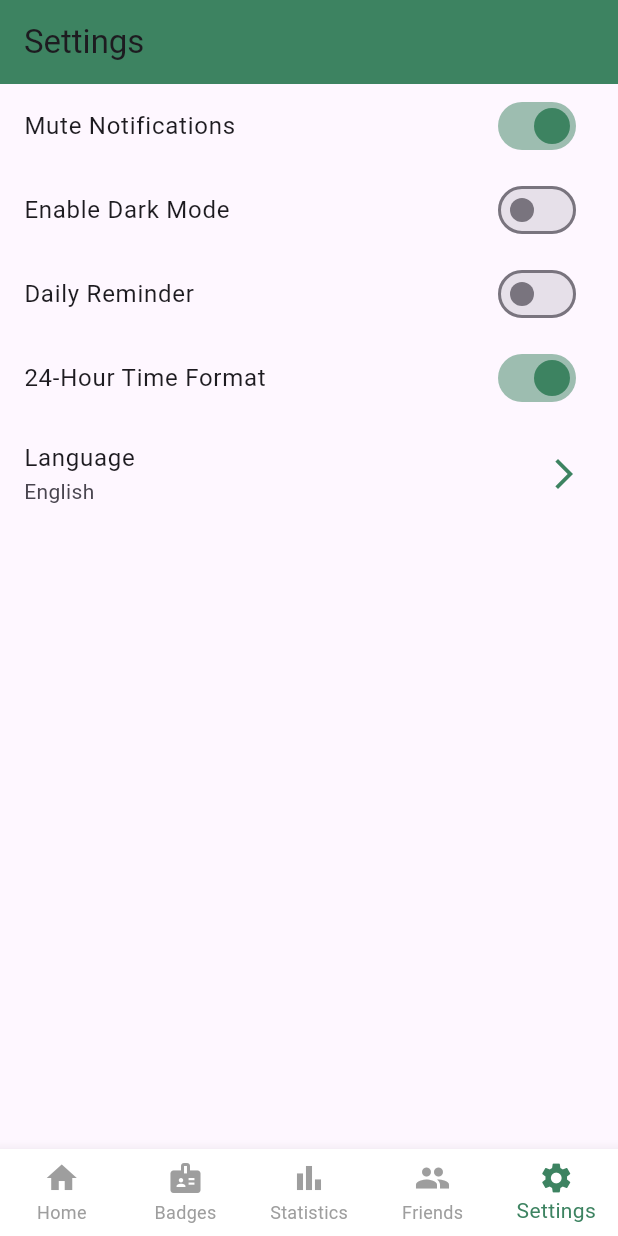
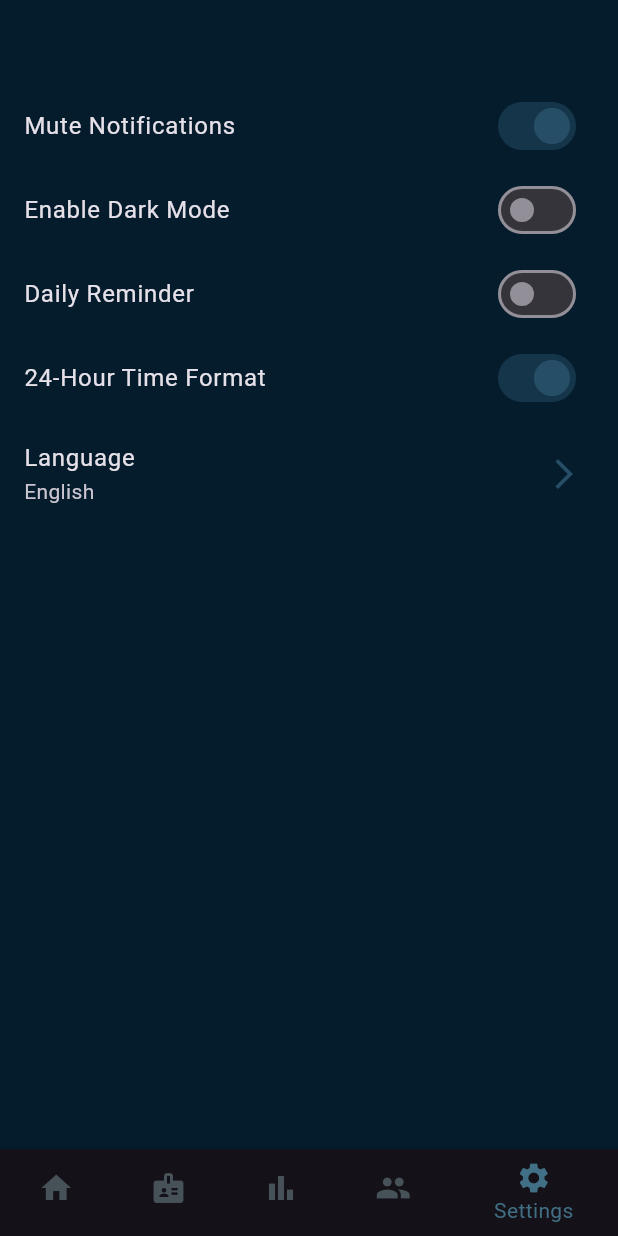
Before and after one commit to susiecamazotz/focusbuddy, a Flutter app: the NavigationScreen screen opened directly, item 5 of the bottom bar chosen, after a tap on "Mute Notifications", on a phone screen of 412 x 824 dp. Run offline on Flutter 3.47's test engine with Material 3 defaults, Android fonts, the phone set to English and light mode, and no system bars; our stand-ins replace vibration; missing offline and left inert: flutter_analog_clock.

```diff
--- a/lib/navigation.dart
+++ b/lib/navigation.dart
@@ -1,4 +1,6 @@
 import 'package:flutter/material.dart';
+
+import '../theme.dart';
 import 'screens/home_screen.dart';
 import 'screens/badge_screen.dart';
 import 'screens/statistics_screen.dart';
@@ -17,7 +19,7 @@ class _NavigationScreenState extends State<NavigationScreen> {
   int _selectedIndex = 0;
   bool _isTimerRunning = false;
 
-  static const Color cozyGreen = Color(0xFF3D8361); // cozy green color
+  static const Color cozyGreen = Color(0xFF3D8361);
 
   List<Widget> _widgetOptions() {
     return <Widget>[
@@ -66,12 +68,12 @@ class _NavigationScreenState extends State<NavigationScreen> {
                 _buildNavItem(Icons.settings, 'Settings'),
               ],
               currentIndex: _selectedIndex,
-              selectedItemColor: cozyGreen,
-              unselectedItemColor: Colors.grey,
               onTap: _onItemTapped,
-              type: BottomNavigationBarType.fixed,
-              backgroundColor: Colors.white,
-              showUnselectedLabels: true,
+              selectedItemColor:
+                  Theme.of(context).bottomNavigationBarTheme.selectedItemColor,
+              unselectedItemColor: Theme.of(context)
+                  .bottomNavigationBarTheme
+                  .unselectedItemColor,
             ),
     );
   }
--- a/lib/screens/home_screen.dart
+++ b/lib/screens/home_screen.dart
@@ -1,11 +1,10 @@
 import 'package:flutter/material.dart';
+import 'package:flutter_analog_clock/flutter_analog_clock.dart';
 import 'dart:async';
-import 'package:sleek_circular_slider/sleek_circular_slider.dart';
 import 'package:vibration/vibration.dart';
 
-const int minTime = 10;
-const int maxTime = 120;
-const cozyGreen = Color(0xFF3D8361); // Define the cozy green color
+const int timerDuration = 25;
+const cozyGreen = Color(0xFF3D8361);
 
 class HomeScreen extends StatefulWidget {
   final Function(bool)? onTimerToggle;
@@ -17,7 +16,8 @@ class HomeScreen extends StatefulWidget {
 }
 
 class _HomeScreenState extends State<HomeScreen> {
-  final ValueNotifier<int> _timeNotifier = ValueNotifier<int>(minTime * 60);
+  final ValueNotifier<int> _timeNotifier =
+      ValueNotifier<int>(timerDuration * 60);
   Timer? _timer;
 
   @override
@@ -43,7 +43,7 @@ class _HomeScreenState extends State<HomeScreen> {
 
   void cancelTimer() {
     _timer?.cancel();
-    _timeNotifier.value = minTime * 60;
+    _timeNotifier.value = timerDuration * 60;
     widget.onTimerToggle?.call(false);
   }
 
@@ -51,15 +51,27 @@ class _HomeScreenState extends State<HomeScreen> {
   Widget build(BuildContext context) {
     return Scaffold(
       appBar: AppBar(
-        title: const Text('Focus Buddy'),
-        backgroundColor: cozyGreen,
+        backgroundColor: Colors.transparent,
         leading: _timer?.isActive ?? false ? Container() : null,
       ),
       body: Center(
         child: Column(
           mainAxisAlignment: MainAxisAlignment.center,
-          children: <Widget>[
-            const CircularSlider(),
+          children: [
+            _timer?.isActive ?? false
+                ? SizedBox(
+                    height: 275,
+                    child: AnalogClock(
+                        dateTime: DateTime.now(),
+                        hourHandColor: Colors.white,
+                        minuteHandColor: Colors.white,
+                        secondHandColor: Colors.white,
+                        dialBorderColor: Colors.transparent,
+                        dialColor: Colors.transparent,
+                        hourNumberColor: Colors.white,
+                        markingColor: Colors.white,
+                        centerPointColor: Colors.white))
+                : const CatImage(),
             TimerText(timeNotifier: _timeNotifier),
           ],
         ),
@@ -74,80 +86,21 @@ class _HomeScreenState extends State<HomeScreen> {
   }
 }
 
-class CircularSlider extends StatefulWidget {
-  const CircularSlider({super.key});
-
-  @override
-  State<CircularSlider> createState() => _CircularSliderState();
-}
-
-class _CircularSliderState extends State<CircularSlider> {
-  double _currentSliderValue = minTime.toDouble();
+class CatImage extends StatelessWidget {
+  const CatImage({super.key});
 
   @override
   Widget build(BuildContext context) {
-    double sliderSize = MediaQuery.of(context).size.width * 0.8;
-    return Stack(
-      alignment: Alignment.center,
-      children: <Widget>[
-        SleekCircularSlider(
-          appearance: CircularSliderAppearance(
-            size: sliderSize,
-            angleRange: 360,
-            startAngle: 90,
-            customWidths: CustomSliderWidths(
-              trackWidth: 4,
-              progressBarWidth: 15,
-              handlerSize: 8,
-            ),
-            customColors: CustomSliderColors(
-              trackColor: Colors.grey[300],
-              progressBarColor: cozyGreen,
-              dotColor: cozyGreen,
-            ),
-            infoProperties: InfoProperties(
-              mainLabelStyle: const TextStyle(
-                fontSize: 20,
-                color: Colors.transparent,
-              ),
-            ),
+    return Padding(
+        padding: const EdgeInsets.all(20),
+        child: SizedBox(
+          height: 250,
+          child: Image.asset(
+            'assets/pets/cat_icon.png',
+            fit: BoxFit.contain,
+            color: Colors.white,
           ),
-          initialValue: _currentSliderValue,
-          min: minTime.toDouble(),
-          max: maxTime.toDouble(),
-          onChangeEnd: (double value) {
-            setState(() {
-              _currentSliderValue = (value ~/ 5) * 5;
-              context
-                  .findAncestorStateOfType<_HomeScreenState>()
-                  ?._timeNotifier
-                  .value = _currentSliderValue.toInt() * 60;
-            });
-          },
-        ),
-        CatImage(sliderSize: sliderSize),
-      ],
-    );
-  }
-}
-
-class CatImage extends StatelessWidget {
-  final double sliderSize;
-
-  const CatImage({super.key, required this.sliderSize});
-
-  @override
-  Widget build(BuildContext context) {
-    // This is where you would add your cat image asset
-    return Container(
-      width: sliderSize / 2,
-      height: sliderSize / 2,
-      padding: const EdgeInsets.all(20),
-      child: Image.asset(
-        'assets/pets/cat_icon.png',
-        fit: BoxFit.contain,
-      ),
-    );
+        ));
   }
 }
 
--- a/lib/screens/settings_screen.dart
+++ b/lib/screens/settings_screen.dart
@@ -1,5 +1,4 @@
 import 'package:flutter/material.dart';
-//import 'package:flutter_local_notifications/flutter_local_notifications.dart';
 
 class SettingsScreen extends StatefulWidget {
   const SettingsScreen({super.key});
@@ -9,21 +8,19 @@ class SettingsScreen extends StatefulWidget {
 }
 
 class _SettingsScreenState extends State<SettingsScreen> {
-  static const cozyGreen = Color(0xFF3D8361); // Define the cozy green color
   bool _muteNotifications = false;
   bool _darkMode = false;
   bool _dailyReminder = false;
   bool _is24HourFormat = true;
   String _language = 'English';
 
-  // Add your initialization of local notifications here, if needed
-
   @override
   Widget build(BuildContext context) {
+    final theme = Theme.of(context);
+
     return Scaffold(
       appBar: AppBar(
-        title: const Text('Settings'),
-        backgroundColor: cozyGreen,
+        backgroundColor: theme.appBarTheme.backgroundColor,
       ),
       body: ListView(
         children: [
@@ -33,10 +30,10 @@ class _SettingsScreenState extends State<SettingsScreen> {
             onChanged: (bool value) {
               setState(() {
                 _muteNotifications = value;
+                // Implement your notification muting logic here
               });
-              // Implement your notification muting logic here
             },
-            activeColor: cozyGreen,
+            activeColor: theme.primaryColor,
           ),
           SwitchListTile(
             title: const Text('Enable Dark Mode'),
@@ -44,10 +41,10 @@ class _SettingsScreenState extends State<SettingsScreen> {
             onChanged: (bool value) {
               setState(() {
                 _darkMode = value;
+                // Implement your dark mode switching logic here
               });
-              // Implement your dark mode switching logic here
             },
-            activeColor: cozyGreen,
+            activeColor: theme.primaryColor,
           ),
           SwitchListTile(
             title: const Text('Daily Reminder'),
@@ -55,10 +52,10 @@ class _SettingsScreenState extends State<SettingsScreen> {
             onChanged: (bool value) {
               setState(() {
                 _dailyReminder = value;
+                // Implement your daily reminder setting logic here
               });
-              // Implement your daily reminder setting logic here
             },
-            activeColor: cozyGreen,
+            activeColor: theme.primaryColor,
           ),
           SwitchListTile(
             title: const Text('24-Hour Time Format'),
@@ -66,18 +63,18 @@ class _SettingsScreenState extends State<SettingsScreen> {
             onChanged: (bool value) {
               setState(() {
                 _is24HourFormat = value;
+                // Implement your time format change logic here
               });
-              // Implement your time format change logic here
             },
-            activeColor: cozyGreen,
+            activeColor: theme.primaryColor,
           ),
           ListTile(
             title: const Text('Language'),
             subtitle: Text(_language),
             onTap: () => _showLanguagePicker(context),
-            trailing: Icon(Icons.arrow_forward_ios, color: cozyGreen),
+            trailing: Icon(Icons.arrow_forward_ios, color: theme.primaryColor),
           ),
-          // Add more settings options here
+          // Add more settings options here as needed
         ],
       ),
     );
@@ -106,7 +103,7 @@ class _SettingsScreenState extends State<SettingsScreen> {
                     Navigator.of(context).pop();
                   },
                 ),
-                // Add more languages here
+                // Add more languages here as needed
               ],
             ),
           ),
@@ -118,9 +115,9 @@ class _SettingsScreenState extends State<SettingsScreen> {
   void _changeLanguage(String language) {
     setState(() {
       _language = language;
+      // Implement your language change logic here
     });
-    // Implement your language change logic here
   }
 
-  // Add more functions to handle other settings changes here
+  // Add more functions to handle other settings changes here, if needed
 }
--- a/lib/theme.dart
+++ b/lib/theme.dart
@@ -1,63 +1,71 @@
 import 'package:flutter/material.dart';
 
+// Define the new colors
+const Color snowDrift = Color(0xFFF2F6F1);
+const Color blackPearl = Color(0xFF041C2C);
+const Color hippieBlue = Color(0xFF6CA2B8);
+const Color bismark = Color(0xFF417086);
+const Color wedgewood = Color(0xFF51869F);
+const Color blueDianne = Color(0xFF264F67);
+const Color blueDianne2 = Color(0xFF204255);
+const Color riverBed = Color(0xFF465257);
+const Color elephant = Color(0xFF13334C);
+const Color ivory = Color(0xFFFFFFF2);
+
 final ThemeData appThemeData = ThemeData(
-  primarySwatch: Colors.blue,
-  colorScheme: ColorScheme.fromSwatch().copyWith(
-    primary: Colors.blue, // primary color for the app
-    secondary:
-        Colors.amber, // used for the FloatingActionButtons and other elements
+  cardColor: snowDrift,
+  primaryColor: blueDianne, // Using blue Dianne as an example for primary color
+  scaffoldBackgroundColor: blackPearl,
+  brightness: Brightness.dark,
+  primarySwatch:
+      Colors.blue, // Consider creating a swatch for one of the new colors
+  visualDensity: VisualDensity.adaptivePlatformDensity,
+
+  textButtonTheme: TextButtonThemeData(
+    style: TextButton.styleFrom(foregroundColor: hippieBlue),
   ),
+
+  appBarTheme: const AppBarTheme(
+    color: Colors.transparent,
+  ),
+
   bottomNavigationBarTheme: const BottomNavigationBarThemeData(
-    selectedItemColor: Color(0xFFFFD700),
-    unselectedItemColor: Color(0xFFC0C0C0),
-    backgroundColor: Color(0xFF6A5ACD),
-    selectedIconTheme: IconThemeData(size: 35),
-    unselectedIconTheme: IconThemeData(size: 25),
-    selectedLabelStyle: TextStyle(fontSize: 14),
-    unselectedLabelStyle: TextStyle(fontSize: 12),
+    selectedItemColor: bismark,
+    unselectedItemColor: riverBed,
   ),
-  scaffoldBackgroundColor: const Color(0xFFFFFAF0), // Light warm color
-  appBarTheme: const AppBarTheme(
-    color: Colors.blue,
-    elevation: 0,
-    titleTextStyle: TextStyle(
-      color: Colors.white,
-      fontSize: 20.0,
-      fontWeight: FontWeight.bold,
+
+  floatingActionButtonTheme: const FloatingActionButtonThemeData(
+    backgroundColor: blueDianne2,
+  ),
+
+  textTheme: const TextTheme(
+    bodyLarge: TextStyle(
+      color: blackPearl,
     ),
-    iconTheme: IconThemeData(
-      color: Colors.white, // Adjust icon colors if needed
+    bodyMedium: TextStyle(
+      color: elephant,
+    ),
+    labelLarge: TextStyle(
+      color: ivory,
     ),
   ),
-  textTheme: const TextTheme(
-    displayLarge: TextStyle(fontSize: 72.0, fontWeight: FontWeight.bold),
-    titleLarge: TextStyle(fontSize: 36.0, fontStyle: FontStyle.italic),
-    bodyMedium: TextStyle(fontSize: 14.0),
+
+  elevatedButtonTheme: ElevatedButtonThemeData(
+    style: ElevatedButton.styleFrom(
+      foregroundColor: snowDrift,
+      backgroundColor: hippieBlue,
+    ),
   ),
 
-  // Button themeRR
-  buttonTheme: ButtonThemeData(
-    buttonColor: Colors.orange[400],
-    textTheme: ButtonTextTheme.primary,
-    shape: RoundedRectangleBorder(
-      borderRadius: BorderRadius.circular(20.0),
+  inputDecorationTheme: const InputDecorationTheme(
+    enabledBorder: OutlineInputBorder(
+      borderSide: BorderSide(color: riverBed),
     ),
+    focusedBorder: OutlineInputBorder(
+      borderSide: BorderSide(color: blackPearl),
+    ),
+    labelStyle: TextStyle(color: wedgewood),
   ),
-  // Card theme
-  cardTheme: CardTheme(
-    color: Colors.white,
-    shadowColor: Colors.orange.shade100,
-    elevation: 5,
-    margin: const EdgeInsets.all(10),
-    shape: RoundedRectangleBorder(
-      borderRadius: BorderRadius.circular(15.0),
-    ),
-  ),
-  // Floating Action Button theme
-  floatingActionButtonTheme: FloatingActionButtonThemeData(
-    backgroundColor: Colors.orange[600],
-    foregroundColor: Colors.white,
-  ),
-  // Define other theme properties you need
-  visualDensity: VisualDensity.adaptivePlatformDensity,
+
+  // Any other common theme attributes you'd like to define
 );
--- a/pubspec.yaml
+++ b/pubspec.yaml
@@ -40,7 +40,9 @@ dependencies:
   cupertino_icons: ^1.0.2
   sleek_circular_slider: ^2.0.1
   vibration: ^1.8.4
+  flutter_analog_clock: ^1.0.3
   flutter_local_notifications: ^16.2.0
+
 
 
 
@@ -63,6 +65,7 @@ flutter:
   assets:
     - assets/icons/
     - assets/pets/
+    - assets/logo/
 
   # The following line ensures that the Material Icons font is
   # included with your application, so that you can use the icons in
```
Also changed, not shown: lib/main.dart (+18 -6 lines), lib/screens/badge_screen.dart (+14 -17 lines), lib/screens/friends_screen.dart (+6 -11 lines), lib/screens/login_screen.dart (+63 -48 lines), lib/screens/statistics_screen.dart (+12 -11 lines), assets/logo/logo.png (added), assets/logo/logo_transparent.png (added), pubspec.lock.
